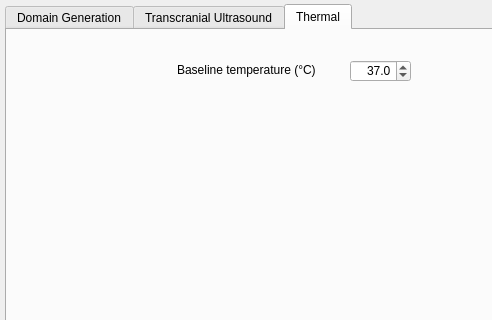
This is BabelBrain/Options/form.ui in ProteusMRIgHIFU/BabelBrain as Qt 5 draws it before an edit; both pictures show x 0 to 492 and y 0 to 320 of the 664 by 480 pixel window. The edited form follows.
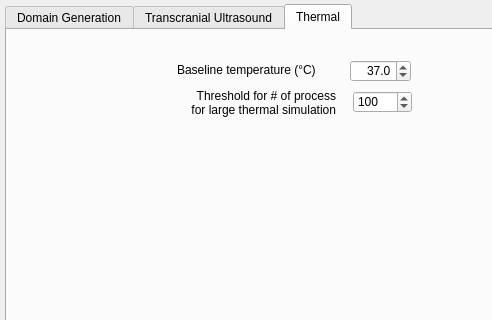
This is the edited form. The open tabs and pages were chosen to show the change.

Commit message: put new parameter to control number of iterations for step 3 when dealing with large groups

The edit to the form file:
```diff
--- a/BabelBrain/Options/form.ui
+++ b/BabelBrain/Options/form.ui
@@ -720,6 +720,42 @@
       <string>Baseline temperature (°C)</string>
      </property>
     </widget>
+    <widget class="QSpinBox" name="LimitBHTEIterationsPerProcessSpinBox">
+     <property name="geometry">
+      <rect>
+       <x>346</x>
+       <y>61</y>
+       <width>59</width>
+       <height>22</height>
+      </rect>
+     </property>
+     <property name="minimum">
+      <number>5</number>
+     </property>
+     <property name="maximum">
+      <number>200</number>
+     </property>
+     <property name="value">
+      <number>100</number>
+     </property>
+    </widget>
+    <widget class="QLabel" name="FocalLengthLabel_12">
+     <property name="geometry">
+      <rect>
+       <x>81</x>
+       <y>59</y>
+       <width>248</width>
+       <height>28</height>
+      </rect>
+     </property>
+     <property name="text">
+      <string>Threshold for # of process
+for large thermal simulation</string>
+     </property>
+     <property name="alignment">
+      <set>Qt::AlignmentFlag::AlignRight|Qt::AlignmentFlag::AlignTrailing|Qt::AlignmentFlag::AlignVCenter</set>
+     </property>
+    </widget>
    </widget>
   </widget>
  </widget>
```
Left out of the diff: 2 changed lines with no effect on the pictures. The commit also changes 5 other files.
